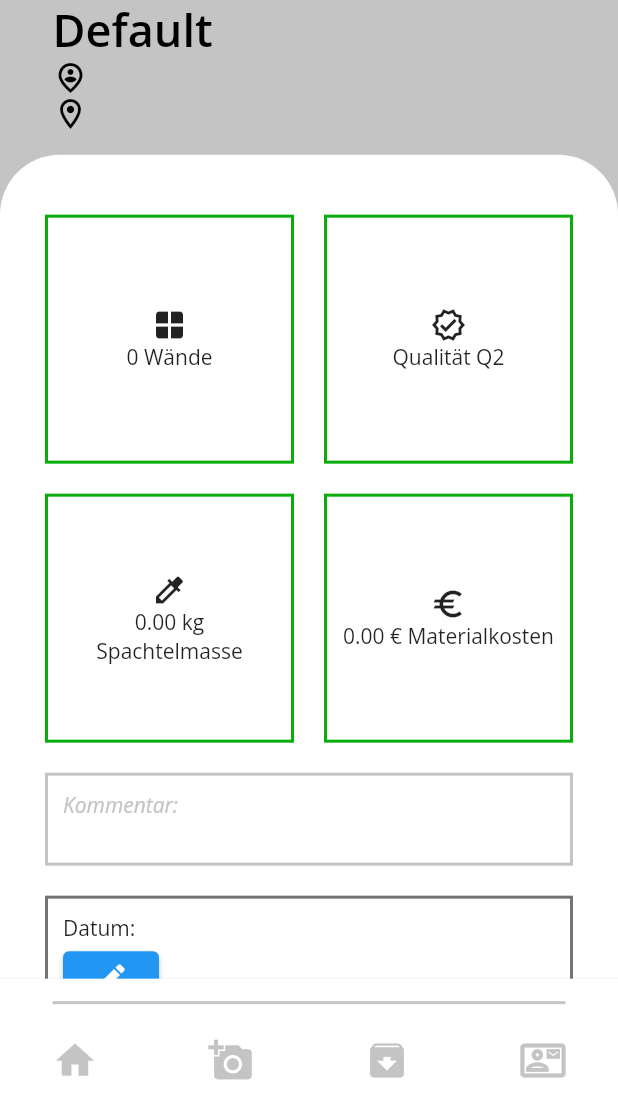
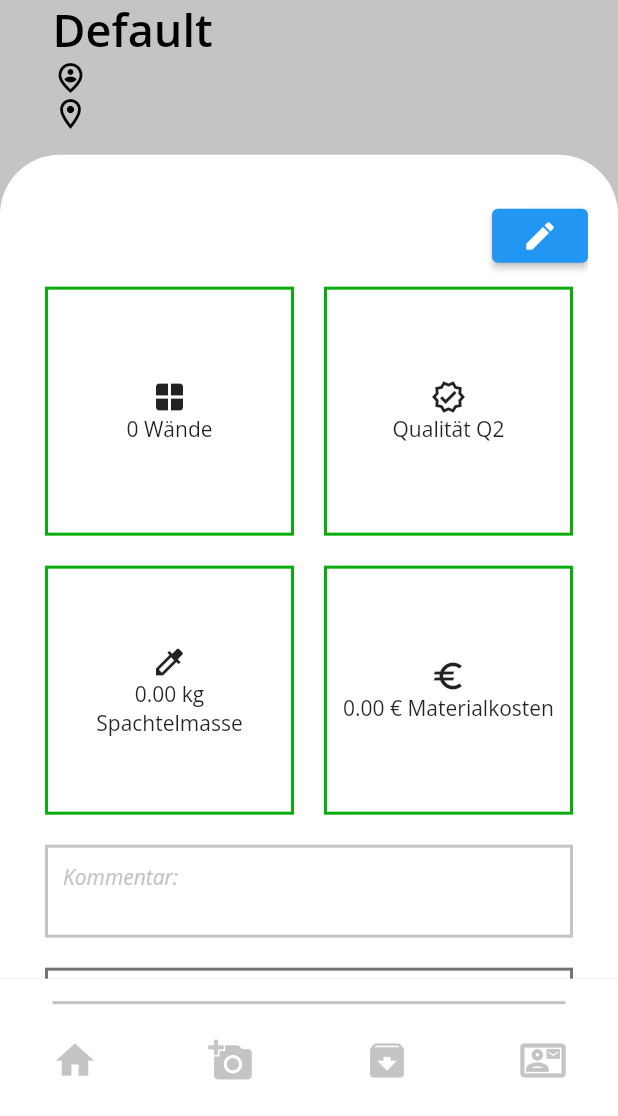
Before and after one commit to jmu-informationsystemsgroup/PJS_SS_22_KI_Materialbedarfsplanung, a Flutter app: the ProjectView screen opened directly with empty values, on a phone screen of 412 x 824 dp, the part 120-1236 px from its top. Run offline on Flutter 3.47's test engine with Material 2 defaults, Android fonts, the phone set to English and light mode, and no system bars; our stand-ins replace camera, flutter_map, full_screen_image_null_safe, google_fonts, image_picker, latlong2 and 4 more; missing offline and left inert: dart:ffi, downloads_path_provider_28, file_support, relative_scale; accounts and stored records are empty.

Commit message:
changed some alignemnets

```diff
--- a/frontend/prototype/lib/screens/load_project/_main_view.dart
+++ b/frontend/prototype/lib/screens/load_project/_main_view.dart
@@ -263,6 +263,34 @@ class _ProjectViewState extends State<ProjectView> {
                 ),
               ),
               */
+              Align(
+                alignment: Alignment.centerRight,
+                child: ElevatedButton(
+                  child: getIcon(),
+                  onPressed: () {
+                    setState(() {
+                      editorVisablity = changeBool(editorVisablity);
+                    });
+                  },
+                ),
+              ),
+
+              Visibility(
+                visible: editorVisablity,
+                child: CustomContainerBorder(
+                  child: EditorWidget(
+                    input: content,
+                    route: ((data) {
+                      setState(() {
+                        content = data;
+                        editorVisablity = false;
+                      });
+                      loadGalleryPictures();
+                    }),
+                  ),
+                ),
+              ),
+
               Dashboard(
                 content: content,
                 price: calculatedOutcome.totalAiPrice,
@@ -280,27 +308,6 @@ class _ProjectViewState extends State<ProjectView> {
                         children: [
                           Text("Datum: " + content.date),
                         ],
-                      ),
-                    ),
-                    ElevatedButton(
-                      child: getIcon(),
-                      onPressed: () {
-                        setState(() {
-                          editorVisablity = changeBool(editorVisablity);
-                        });
-                      },
-                    ),
-                    Visibility(
-                      visible: editorVisablity,
-                      child: EditorWidget(
-                        input: content,
-                        route: ((data) {
-                          setState(() {
-                            content = data;
-                            editorVisablity = false;
-                          });
-                          loadGalleryPictures();
-                        }),
                       ),
                     ),
                   ],
```
Also changed, not shown: frontend/prototype/lib/screens/contact/_main_view.dart (+18 -13 lines).
